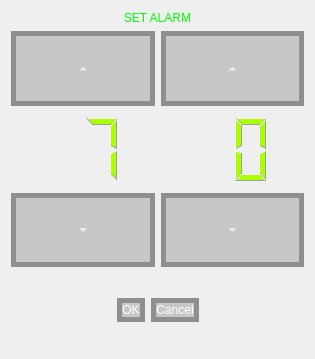
Before: the Qt Designer form iDom_Client/setalarm.ui in cyniu88/QT_kurs, drawn with Qt 5.
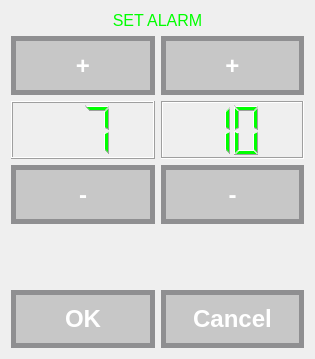
After: the same form once the commit is applied. Custom widgets are drawn as their Qt base class.

Commit message: ustawianie budzika porpawione gui

Diff of the .ui file:
```diff
--- a/iDom_Client/setalarm.ui
+++ b/iDom_Client/setalarm.ui
@@ -10,6 +10,18 @@
     <height>359</height>
    </rect>
   </property>
+  <property name="sizePolicy">
+   <sizepolicy hsizetype="Ignored" vsizetype="Ignored">
+    <horstretch>0</horstretch>
+    <verstretch>0</verstretch>
+   </sizepolicy>
+  </property>
+  <property name="maximumSize">
+   <size>
+    <width>315</width>
+    <height>359</height>
+   </size>
+  </property>
   <property name="windowTitle">
    <string>Dialog</string>
   </property>
@@ -20,11 +32,16 @@
    <item>
     <widget class="QLabel" name="label">
      <property name="sizePolicy">
-      <sizepolicy hsizetype="Preferred" vsizetype="Fixed">
+      <sizepolicy hsizetype="Expanding" vsizetype="Minimum">
        <horstretch>0</horstretch>
        <verstretch>0</verstretch>
       </sizepolicy>
      </property>
+     <property name="font">
+      <font>
+       <pointsize>12</pointsize>
+      </font>
+     </property>
      <property name="styleSheet">
       <string notr="true">background-color: rgba(0, 0, 0, 0);
 border: none ;
@@ -41,15 +58,22 @@
    <item>
     <layout class="QHBoxLayout" name="horizontalLayout">
      <item>
-      <widget class="QToolButton" name="b_hourUp">
+      <widget class="myButton" name="b_hourUp">
        <property name="sizePolicy">
-        <sizepolicy hsizetype="Minimum" vsizetype="Ignored">
+        <sizepolicy hsizetype="Expanding" vsizetype="Expanding">
          <horstretch>0</horstretch>
          <verstretch>0</verstretch>
         </sizepolicy>
        </property>
+       <property name="font">
+        <font>
+         <pointsize>18</pointsize>
+         <weight>75</weight>
+         <bold>true</bold>
+        </font>
+       </property>
        <property name="styleSheet">
-        <string notr="true">QToolButton {
+        <string notr="true">QPushButton {
 background-color: rgb(158, 158, 158,125);
  border: 5px solid #8f8f91;
 border-radius: 0px;
@@ -60,23 +84,27 @@
 }</string>
        </property>
        <property name="text">
-        <string/>
-       </property>
-       <property name="arrowType">
-        <enum>Qt::UpArrow</enum>
+        <string> + </string>
        </property>
       </widget>
      </item>
      <item>
-      <widget class="QToolButton" name="b_minutesUp">
+      <widget class="myButton" name="b_minutesUp">
        <property name="sizePolicy">
-        <sizepolicy hsizetype="Minimum" vsizetype="Ignored">
+        <sizepolicy hsizetype="Expanding" vsizetype="Expanding">
          <horstretch>0</horstretch>
          <verstretch>0</verstretch>
         </sizepolicy>
        </property>
+       <property name="font">
+        <font>
+         <pointsize>18</pointsize>
+         <weight>75</weight>
+         <bold>true</bold>
+        </font>
+       </property>
        <property name="styleSheet">
-        <string notr="true">QToolButton {
+        <string notr="true">QPushButton {
 background-color: rgb(158, 158, 158,125);
  border: 5px solid #8f8f91;
 border-radius: 0px;
@@ -87,10 +115,13 @@
 }</string>
        </property>
        <property name="text">
-        <string/>
+        <string> + </string>
        </property>
-       <property name="arrowType">
-        <enum>Qt::UpArrow</enum>
+       <property name="iconSize">
+        <size>
+         <width>20</width>
+         <height>20</height>
+        </size>
        </property>
       </widget>
      </item>
@@ -100,14 +131,23 @@
     <layout class="QHBoxLayout" name="horizontalLayout_2">
      <item>
       <widget class="QLCDNumber" name="lcd_hour">
+       <property name="sizePolicy">
+        <sizepolicy hsizetype="Expanding" vsizetype="Expanding">
+         <horstretch>0</horstretch>
+         <verstretch>0</verstretch>
+        </sizepolicy>
+       </property>
+       <property name="autoFillBackground">
+        <bool>false</bool>
+       </property>
        <property name="styleSheet">
-        <string notr="true">color: rgb(170, 255, 0);</string>
+        <string notr="true">color: rgb(0, 255, 0);</string>
        </property>
        <property name="frameShape">
-        <enum>QFrame::NoFrame</enum>
+        <enum>QFrame::Box</enum>
        </property>
        <property name="frameShadow">
-        <enum>QFrame::Plain</enum>
+        <enum>QFrame::Raised</enum>
        </property>
        <property name="digitCount">
         <number>2</number>
@@ -125,18 +165,30 @@
      </item>
      <item>
       <widget class="QLCDNumber" name="lcd_minutes">
+       <property name="sizePolicy">
+        <sizepolicy hsizetype="Expanding" vsizetype="Expanding">
+         <horstretch>0</horstretch>
+         <verstretch>0</verstretch>
+        </sizepolicy>
+       </property>
+       <property name="autoFillBackground">
+        <bool>false</bool>
+       </property>
        <property name="styleSheet">
-        <string notr="true">color: rgb(170, 255, 0);</string>
+        <string notr="true">color: rgb(0, 255, 0);</string>
        </property>
        <property name="frameShape">
-        <enum>QFrame::NoFrame</enum>
+        <enum>QFrame::Box</enum>
        </property>
        <property name="frameShadow">
-        <enum>QFrame::Plain</enum>
+        <enum>QFrame::Sunken</enum>
        </property>
        <property name="digitCount">
         <number>2</number>
        </property>
+       <property name="intValue" stdset="0">
+        <number>10</number>
+       </property>
       </widget>
      </item>
     </layout>
@@ -144,15 +196,22 @@
    <item>
     <layout class="QHBoxLayout" name="horizontalLayout_3">
      <item>
-      <widget class="QToolButton" name="b_hourDown">
+      <widget class="myButton" name="b_hourDown">
        <property name="sizePolicy">
-        <sizepolicy hsizetype="Minimum" vsizetype="Ignored">
+        <sizepolicy hsizetype="Expanding" vsizetype="Expanding">
          <horstretch>0</horstretch>
          <verstretch>0</verstretch>
         </sizepolicy>
        </property>
+       <property name="font">
+        <font>
+         <pointsize>18</pointsize>
+         <weight>75</weight>
+         <bold>true</bold>
+        </font>
+       </property>
        <property name="styleSheet">
-        <string notr="true">QToolButton {
+        <string notr="true">QPushButton {
 background-color: rgb(158, 158, 158,125);
  border: 5px solid #8f8f91;
 border-radius: 0px;
@@ -163,23 +222,33 @@
 }</string>
        </property>
        <property name="text">
-        <string/>
+        <string> - </string>
        </property>
-       <property name="arrowType">
-        <enum>Qt::DownArrow</enum>
+       <property name="iconSize">
+        <size>
+         <width>20</width>
+         <height>20</height>
+        </size>
        </property>
       </widget>
      </item>
      <item>
-      <widget class="QToolButton" name="b_minutesDown">
+      <widget class="myButton" name="b_minutesDown">
        <property name="sizePolicy">
-        <sizepolicy hsizetype="Minimum" vsizetype="Ignored">
+        <sizepolicy hsizetype="Expanding" vsizetype="Expanding">
          <horstretch>0</horstretch>
          <verstretch>0</verstretch>
         </sizepolicy>
        </property>
+       <property name="font">
+        <font>
+         <pointsize>18</pointsize>
+         <weight>75</weight>
+         <bold>true</bold>
+        </font>
+       </property>
        <property name="styleSheet">
-        <string notr="true">QToolButton {
+        <string notr="true">QPushButton {
 background-color: rgb(158, 158, 158,125);
  border: 5px solid #8f8f91;
 border-radius: 0px;
@@ -190,47 +259,124 @@
 }</string>
        </property>
        <property name="text">
-        <string/>
+        <string> - </string>
        </property>
-       <property name="arrowType">
-        <enum>Qt::DownArrow</enum>
+       <property name="iconSize">
+        <size>
+         <width>20</width>
+         <height>20</height>
+        </size>
        </property>
       </widget>
      </item>
     </layout>
    </item>
    <item>
-    <widget class="QDialogButtonBox" name="buttonBox">
-     <property name="sizePolicy">
-      <sizepolicy hsizetype="Expanding" vsizetype="Ignored">
-       <horstretch>0</horstretch>
-       <verstretch>0</verstretch>
-      </sizepolicy>
-     </property>
-     <property name="styleSheet">
-      <string notr="true">QPushButton {
-background-color: rgb(158, 158, 158,125);
- border: 5px solid #8f8f91;
-border-radius: 0px;
-color:white;
-}
-QPushlButton:pressed {
-border:none;
-}</string>
-     </property>
+    <spacer name="horizontalSpacer">
      <property name="orientation">
       <enum>Qt::Horizontal</enum>
      </property>
-     <property name="standardButtons">
-      <set>QDialogButtonBox::Cancel|QDialogButtonBox::Ok</set>
+     <property name="sizeHint" stdset="0">
+      <size>
+       <width>40</width>
+       <height>20</height>
+      </size>
      </property>
-     <property name="centerButtons">
-      <bool>true</bool>
+    </spacer>
+   </item>
+   <item>
+    <spacer name="verticalSpacer">
+     <property name="orientation">
+      <enum>Qt::Vertical</enum>
      </property>
-    </widget>
+     <property name="sizeType">
+      <enum>QSizePolicy::Ignored</enum>
+     </property>
+     <property name="sizeHint" stdset="0">
+      <size>
+       <width>20</width>
+       <height>40</height>
+      </size>
+     </property>
+    </spacer>
+   </item>
+   <item>
+    <layout class="QHBoxLayout" name="horizontalLayout_4">
+     <item>
+      <widget class="myButton" name="b_ok">
+       <property name="sizePolicy">
+        <sizepolicy hsizetype="Expanding" vsizetype="Expanding">
+         <horstretch>0</horstretch>
+         <verstretch>0</verstretch>
+        </sizepolicy>
+       </property>
+       <property name="font">
+        <font>
+         <pointsize>18</pointsize>
+         <weight>75</weight>
+         <italic>false</italic>
+         <bold>true</bold>
+        </font>
+       </property>
+       <property name="styleSheet">
+        <string notr="true">QPushButton {
+background-color: rgb(158, 158, 158,125);
+ border: 5px solid #8f8f91;
+border-radius: 0px;
+color:white;
+}
+QPushButton:pressed {
+border:none;
+}</string>
+       </property>
+       <property name="text">
+        <string>  OK  </string>
+       </property>
+      </widget>
+     </item>
+     <item>
+      <widget class="myButton" name="b_cancel">
+       <property name="sizePolicy">
+        <sizepolicy hsizetype="Expanding" vsizetype="Expanding">
+         <horstretch>0</horstretch>
+         <verstretch>0</verstretch>
+        </sizepolicy>
+       </property>
+       <property name="font">
+        <font>
+         <pointsize>18</pointsize>
+         <weight>75</weight>
+         <italic>false</italic>
+         <bold>true</bold>
+        </font>
+       </property>
+       <property name="styleSheet">
+        <string notr="true">QPushButton {
+background-color: rgb(158, 158, 158,125);
+ border: 5px solid #8f8f91;
+border-radius: 0px;
+color:white;
+}
+QPushButton:pressed {
+border:none;
+}</string>
+       </property>
+       <property name="text">
+        <string>Cancel</string>
+       </property>
+      </widget>
+     </item>
+    </layout>
    </item>
   </layout>
  </widget>
+ <customwidgets>
+  <customwidget>
+   <class>myButton</class>
+   <extends>QPushButton</extends>
+   <header location="global">mybutton/mybutton.h</header>
+  </customwidget>
+ </customwidgets>
  <resources/>
  <connections>
   <connection>
```
Left out of the diff: 32 changed lines with no effect on the pictures. The commit also changes 4 other files.
